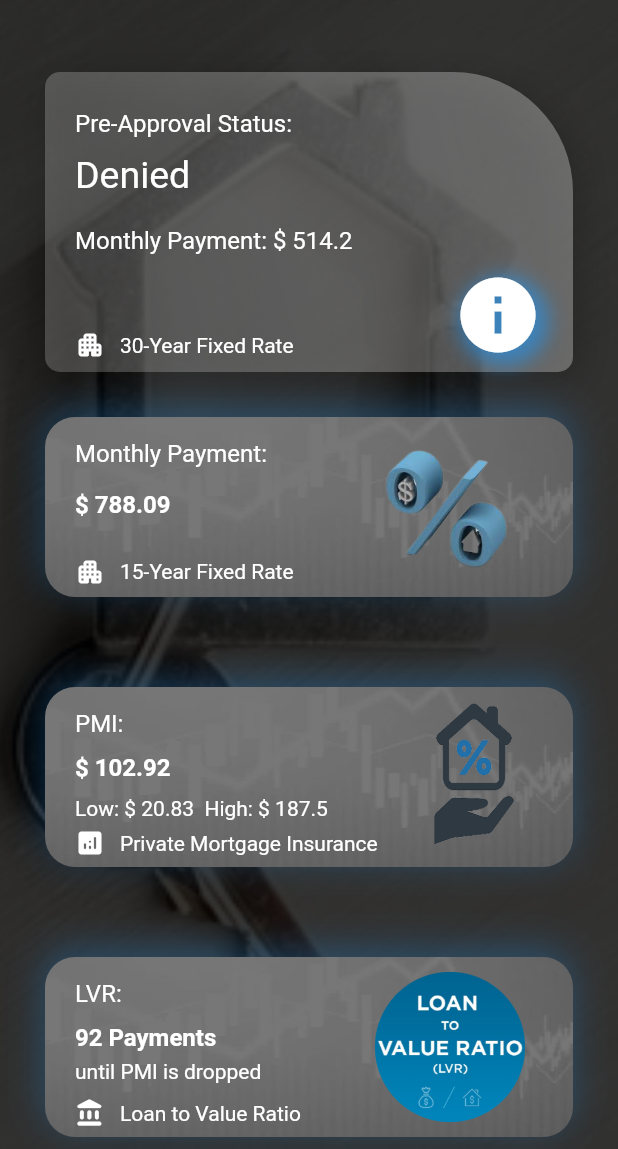
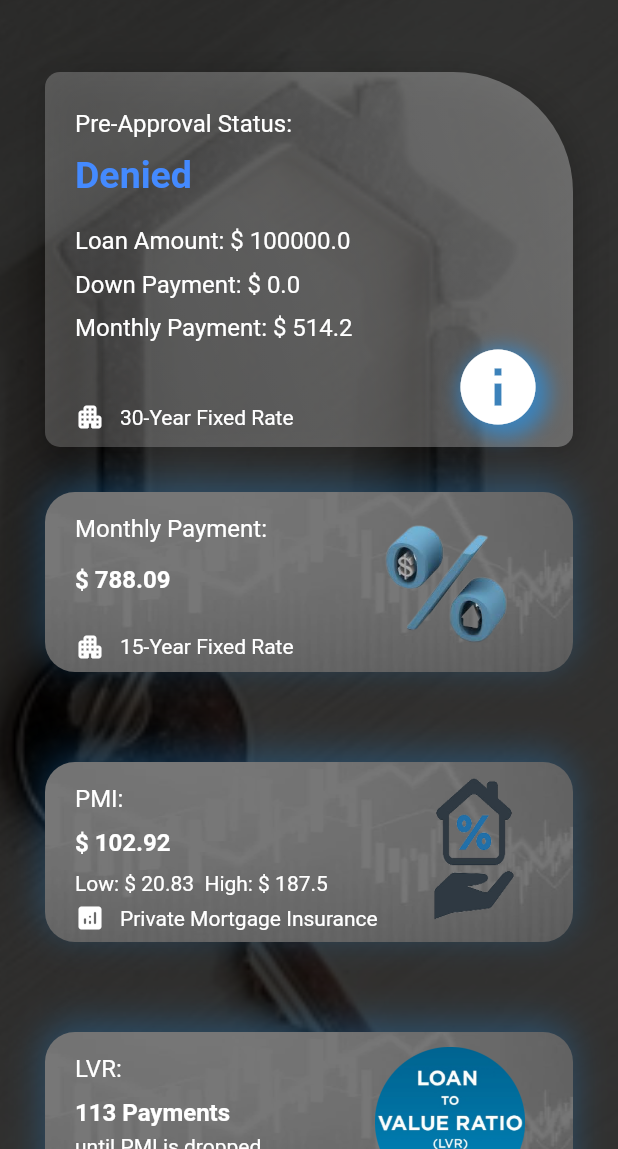
Before and after one commit to milushyanev/CS4750, a Flutter app: the HomePage screen opened directly, scrolled down 243 dp, after a tap on "Calculate Rates", on a phone screen of 412 x 824 dp, the part 87-1236 px from its top. Run offline on Flutter 3.47's test engine with Material 2 defaults, Android fonts, the phone set to English and light mode, and no system bars.

Commit message:
adding functionalities

```diff
--- a/lib/HomePage.dart
+++ b/lib/HomePage.dart
@@ -120,9 +120,13 @@ calcPMI(){
 }
 calcLVR(){
   setState(() {
-    stopRate=loanAmount*(0.8);
+    stopRate=loanAmount*(0.75);
     remLoan=loanAmount-downPayment;
     int count=0;
+    if(downPayment>=(loanAmount*(0.2))){
+      pmiStopMonths=count;
+    }
+    else {
       while(remLoan>stopRate){
         double monInt=(interestRate/1200)*remLoan;
         double monPrin=loanCalc-monInt;
@@ -130,13 +134,15 @@ calcLVR(){
         count=count+1;
       }
       pmiStopMonths=count;
+    }
+
 
   });
 }
 
   gotoResults(){
     Navigator.push(context, MaterialPageRoute(builder: (context){
-      return Results(loanA: loanAmount,pmiLow: pmiLow,pmiMed: pmiCalc,pmiHigh: pmiHigh,pmiStop: pmiStopMonths,loan15: totalLoanAmount1,loan30: totalLoanAmount, down20: down20, approval: approval,bestC: bestC, bestCdown: bestCdown,);
+      return Results(loanA: loanAmount,pmiLow: pmiLow,pmiMed: pmiCalc,pmiHigh: pmiHigh,pmiStop: pmiStopMonths,loan15: totalLoanAmount1,loan30: totalLoanAmount, down20: down20, approval: approval,bestC: bestC, bestCdown: bestCdown, downP: downPayment,);
     },),);
   }
   @override
--- a/lib/Results.dart
+++ b/lib/Results.dart
@@ -17,13 +17,15 @@ class Results extends StatelessWidget {
   String approval;
   double bestC;
   double bestCdown;
+  double downP;
+
 
   double homeInsurance=0;
   double mortgageInsurance=0;
 
 
   Results({required this.loanA, required this.pmiLow,required this.pmiMed,required this.pmiHigh,required this.pmiStop,required this.loan15,
-    required this.loan30, required this.down20, required this.approval, required this.bestC, required this.bestCdown});
+    required this.loan30, required this.down20, required this.approval, required this.bestC, required this.bestCdown, required this.downP});
 
 
   @override
@@ -69,14 +71,13 @@ class Results extends StatelessWidget {
             child:ListView(
               children: <Widget>[
                 //Padding(padding: EdgeInsets.all(30)),
-                //Text('$loanA'),
                 Container(
                   padding: const EdgeInsets.only(top: 50, left: 30, right: 30),
                   child: Column(
                     children: [
                       Container(
                         width: MediaQuery.of(context).size.width,
-                        height: 200,
+                        height: 250,
                         decoration: BoxDecoration(
                             gradient: LinearGradient(
                                 colors: [
@@ -117,11 +118,28 @@ class Results extends StatelessWidget {
                                 '$approval',
                                 style: TextStyle(
                                   fontSize: 25,
-                                  color: Colors.white,
+                                  color: Colors.blueAccent,
+                                  fontWeight: FontWeight.bold
 
                                 ),
                               ),
                               SizedBox(height: 20,),
+                              Text(
+                                "Loan Amount: \$ ${double.parse(loanA.toStringAsFixed(2))}",
+                                style: TextStyle(
+                                  fontSize: 16,
+                                  color: Colors.white,
+                                ),
+                              ),
+                              SizedBox(height: 10,),
+                              Text(
+                                "Down Payment: \$ ${double.parse(downP.toStringAsFixed(2))}",
+                                style: TextStyle(
+                                  fontSize: 16,
+                                  color: Colors.white,
+                                ),
+                              ),
+                              SizedBox(height: 10,),
                               Text(
                                 "Monthly Payment: \$ ${double.parse(loan30.toStringAsFixed(2))}",
                                 style: TextStyle(
@@ -129,7 +147,7 @@ class Results extends StatelessWidget {
                                   color: Colors.white,
                                 ),
                               ),
-                              SizedBox(height:10),
+//                              SizedBox(height:10),
                               Row(
                                 crossAxisAlignment: CrossAxisAlignment.end,
                                 children: [
```
Lines whose indentation alone changed are shown as unchanged.
